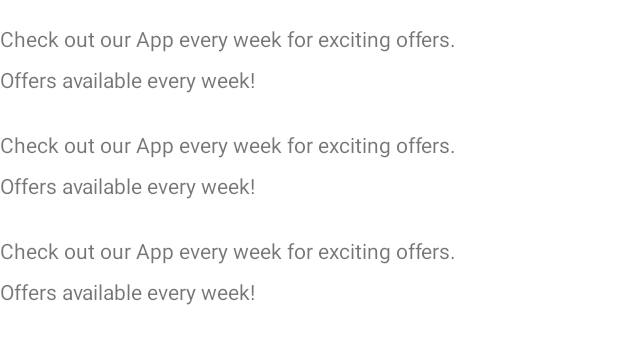
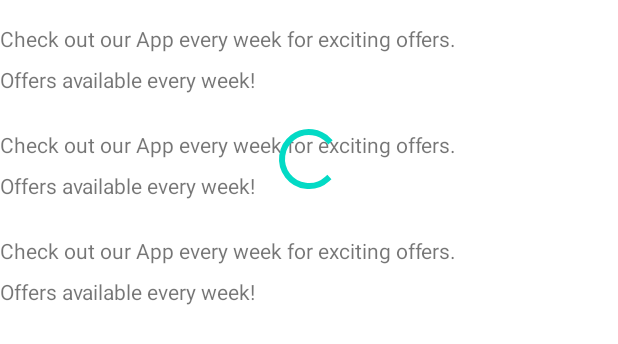
Before and after one commit to mohamadasif-android/DynamicUi, an Android app: the layout activity_main.xml on its own in the app's theme, with its tools: preview values and no code run, on a phone screen of 412 x 824 dp. Shown: the top 344 px of the screen. Run offline under Robolectric (Android 15) with nearby library versions, the phone set to English and light mode, and no system bars.

Commit message:
added progressbar and comments

```diff
--- a/app/src/main/java/com/tmobile/dynamicui/ui/HomeViewModel.kt
+++ b/app/src/main/java/com/tmobile/dynamicui/ui/HomeViewModel.kt
@@ -20,6 +20,11 @@ class HomeViewModel @Inject constructor(
         fetchHomeData()
     }
 
+    /**
+     * TODO: This private method can be made public and can be called from view
+     * (for example  on swipe to refresh) to refresh the UI
+     */
+
     private fun fetchHomeData() {
         viewModelScope.launch {
             _homeData.value = Result.loading()
--- a/app/src/main/res/layout/activity_main.xml
+++ b/app/src/main/res/layout/activity_main.xml
@@ -1,7 +1,7 @@
 <?xml version="1.0" encoding="utf-8"?>
 <layout xmlns:app="http://schemas.android.com/apk/res-auto">
 
-    <LinearLayout xmlns:android="http://schemas.android.com/apk/res/android"
+    <FrameLayout xmlns:android="http://schemas.android.com/apk/res/android"
         xmlns:tools="http://schemas.android.com/tools"
         android:layout_width="match_parent"
         android:layout_height="wrap_content"
@@ -14,5 +14,12 @@
             app:layoutManager="androidx.recyclerview.widget.LinearLayoutManager"
             tools:listitem="@layout/list_item_card_title_description" />
 
-    </LinearLayout>
+        <ProgressBar
+            android:id="@+id/progressBar"
+            android:layout_width="wrap_content"
+            style="?android:attr/progressBarStyle"
+            android:layout_gravity="center"
+            android:layout_height="wrap_content"/>
+
+    </FrameLayout>
 </layout>
--- a/app/src/main/res/values/strings.xml
+++ b/app/src/main/res/values/strings.xml
@@ -1,4 +1,5 @@
 <resources>
     <string name="app_name">DynamicUi</string>
     <color name="tes">#262626</color>
+    <string name="error_loading_data">Error while Loading data. Please check network connection</string>
 </resources>
```
Also changed, not shown: app/src/main/java/com/tmobile/dynamicui/ui/HomeActivity.kt (+22 -2 lines), app/src/main/java/com/tmobile/dynamicui/util/Extensions.kt (+20 -0 lines).
